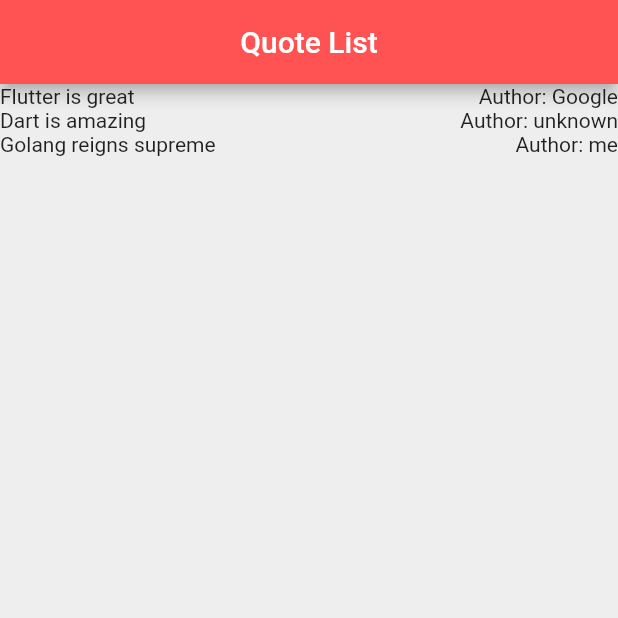
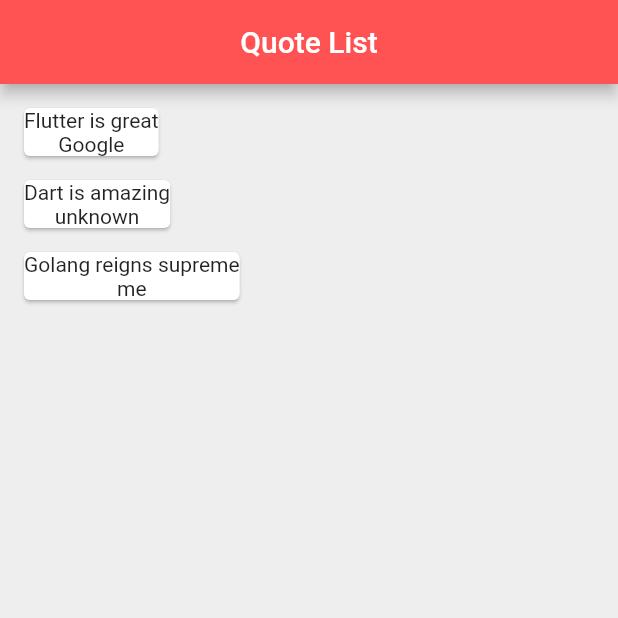
Before and after one commit to mihaitaivli/beginningFlutter, a Flutter app: the screen it shows after launch, on a phone screen of 412 x 824 dp, the top half of it. Run offline on Flutter 3.47's test engine with Material 2 defaults, Android fonts, the phone set to English and light mode, and no system bars.

Commit message:
minimal card

```diff
--- a/lib/main.dart
+++ b/lib/main.dart
@@ -17,6 +17,17 @@ class _QuoteListState extends State<QuoteList> {
     Quote(text: 'Golang reigns supreme', author: 'me')
   ];
 
+  Widget quoteTemplate(Quote quote) {
+    return Card(
+      margin: EdgeInsets.fromLTRB(16.0, 16.0, 16.0, 0.0),
+      child: Column(
+        children: [
+          Text('${quote.text}'),
+          Text('${quote.author}'),
+        ],
+      ),
+    );
+  }
   @override
   Widget build(BuildContext context) {
     return Scaffold(
@@ -27,15 +38,8 @@ class _QuoteListState extends State<QuoteList> {
         backgroundColor: Colors.redAccent,
       ),
       body: Column(
-        children: quotes.map((quote) {
-          return Row(
-            mainAxisAlignment: MainAxisAlignment.spaceBetween,
-            children: [
-              Text('${quote.text}'),
-              Text('Author: ${quote.author}'),
-            ],
-          );
-        }).toList()
+        crossAxisAlignment: CrossAxisAlignment.start,
+        children: quotes.map((quote) => quoteTemplate(quote)).toList()
       ),
     );
   }
```
